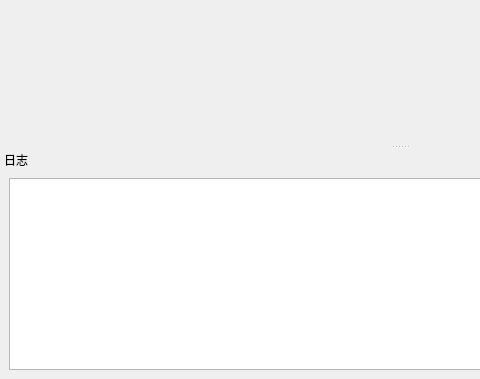
This is forms_v1/mainwindow.ui in zephyrrr/Camotics_modbus as Qt 5 draws it before an edit; both pictures show x 0 to 480 and y 89 to 468 of the 800 by 468 pixel window. The edited form follows.
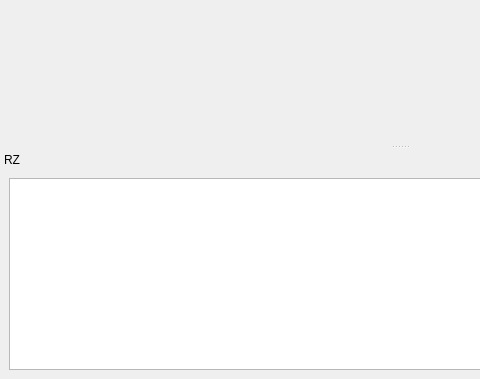
This is the edited form.

```diff
--- a/forms_v1/mainwindow.ui
+++ b/forms_v1/mainwindow.ui
@@ -50,7 +50,7 @@
     <set>QDockWidget::NoDockWidgetFeatures</set>
    </property>
    <property name="windowTitle">
-    <string>日志</string>
+    <string>RZ</string>
    </property>
    <attribute name="dockWidgetArea">
     <number>8</number>
```
Left out of the diff: 9 changed lines with no effect on the pictures.
